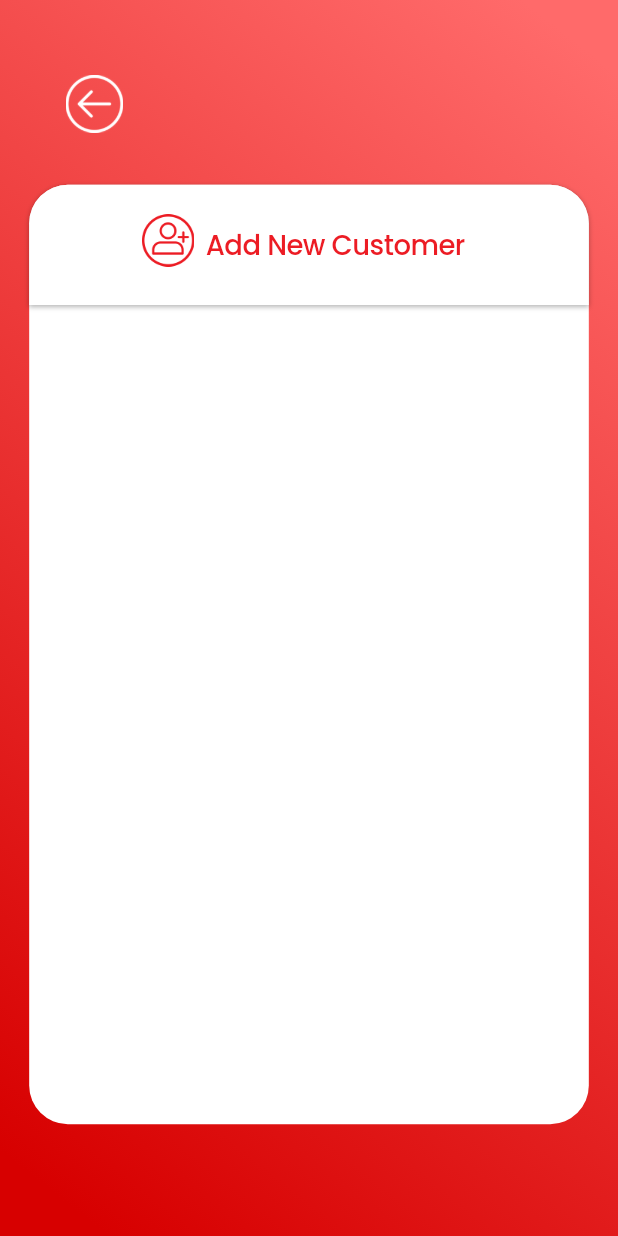
After one commit to rootsystechnologies/EasyCardManageApp, a Flutter app: the AddNewCustomer screen opened directly, on a phone screen of 412 x 824 dp. The commit adds this screen. Run offline on Flutter 3.47's test engine with Material 2 defaults, Android fonts, the phone set to English and light mode, and no system bars; our stand-ins replace dotted_border, flutter_screenutil, flutter_svg, google_fonts.

Commit message:
add new customer screen added

```diff
--- /dev/null
+++ b/lib/Ui/addnewcustomer.dart
@@ -0,0 +1,112 @@
+import 'package:flutter/material.dart';
+import 'package:flutter_screenutil/flutter_screenutil.dart';
+import 'package:google_fonts/google_fonts.dart';
+
+class AddNewCustomer extends StatefulWidget {
+  const AddNewCustomer({Key? key}) : super(key: key);
+
+  @override
+  State<AddNewCustomer> createState() => _AddNewCustomerState();
+}
+
+class _AddNewCustomerState extends State<AddNewCustomer> {
+  @override
+  Widget build(BuildContext context) {
+    return Scaffold(
+        body: SingleChildScrollView(
+            child: Container(
+                width: MediaQuery.of(context).size.width,
+                height: MediaQuery.of(context).size.height,
+                decoration: BoxDecoration(
+                  gradient: LinearGradient(
+                    begin: Alignment.topCenter,
+                    end: Alignment.bottomCenter,
+                    transform: GradientRotation(
+                        190.64 * (3.1415926535897932 / 180.0).sp),
+                    stops: [0.0057.sp, 0.969.sp],
+                    colors: [
+                      Color(0xffD70000),
+                      Color(0xffFF6A6A),
+                    ],
+                  ),
+                ),
+                child: Column(
+                    crossAxisAlignment: CrossAxisAlignment.start,
+                    children: [
+                      SizedBox(
+                        height: 41.h,
+                      ),
+                      Padding(
+                        padding: EdgeInsets.only(left: 26.w),
+                        child: TextButton(
+                            onPressed: () {
+                              Navigator.of(context).pop();
+                            },
+                            child: SizedBox(
+                              width: 37.062.w,
+                              height: 37.062.h,
+                              child: Image.asset('assets/arrowback.png'),
+                            )),
+                      ),
+                      SizedBox(
+                        height: 26.h,
+                      ),
+                      Container(
+                        margin: EdgeInsets.only(left: 17.w, right: 17.w),
+                        width: 326.w,
+                        height: 608.h,
+                        decoration: BoxDecoration(
+                          color: Colors.white,
+                          borderRadius: BorderRadius.circular(25.r),
+                        ),child: Column(children: [
+                        Container(
+                          decoration: BoxDecoration(
+                              boxShadow: [
+                                BoxShadow(
+                                  color: Color.fromRGBO(0, 0, 0, 0.25.sp),
+                                  offset: Offset(0, 1.sp),
+                                  blurRadius: 2.r,
+                                ),
+                              ],
+                              color: Colors.white,
+                              borderRadius: BorderRadius.only(
+                                  topLeft: Radius.circular(25.r),
+                                  topRight: Radius.circular(25.r))),
+                          width: 326.w,
+                          height: 77.867.h,
+                          child: Row(
+                            children: [
+                              Padding(
+                                padding: EdgeInsets.only(
+                                  left: 64.w,
+                                  top: 19.h,
+                                  bottom: 24.87.h,
+                                  right: 5.w,
+                                ),
+                                child: SizedBox(
+                                    width: 34.w,
+                                    height: 34.h,
+                                    child: Image.asset('assets/option2.png')),
+                              ),
+                              SizedBox(
+                                  width: 159.w,
+                                  height: 26.h,
+                                  child: Text(
+                                    'Add New Customer',
+                                    style: GoogleFonts.poppins(
+                                      textStyle: TextStyle(
+                                        letterSpacing: -0.3.sp,
+                                        color: Color(0xffEC1C24),
+                                        fontSize: 16.sp,
+                                        fontWeight: FontWeight.w500,
+                                      ),
+                                    ),
+                                  ))
+                            ],
+                          ),
+                        ),
+                      ],),
+                      )
+                    ]))));
+  }
+}
--- a/lib/Ui/optionscreen.dart
+++ b/lib/Ui/optionscreen.dart
@@ -3,6 +3,7 @@ import 'package:flutter_screenutil/flutter_screenutil.dart';
 import 'package:dotted_border/dotted_border.dart';
 import 'package:google_fonts/google_fonts.dart';
 
+import 'addnewcustomer.dart';
 import 'customers.dart';
 
 class OptionScreen extends StatefulWidget {
@@ -152,6 +153,7 @@ class _OptionScreenState extends State<OptionScreen> {
                           ),
                           Padding(
                             padding: EdgeInsets.only(left: 27.w, right: 27.w),
+                            child: GestureDetector(onTap: ()=>Navigator.of(context).push(MaterialPageRoute(builder: (_)=>AddNewCustomer())),
                               child: DottedBorder(
                                 dashPattern: [4.sp, 4.sp],
                                 borderType: BorderType.RRect,
@@ -194,6 +196,7 @@ class _OptionScreenState extends State<OptionScreen> {
                                         ),
                                       )
                                     ],
+                                  ),
                                 ),
                               ),
                             ),
```
Lines whose indentation alone changed are shown as unchanged.
